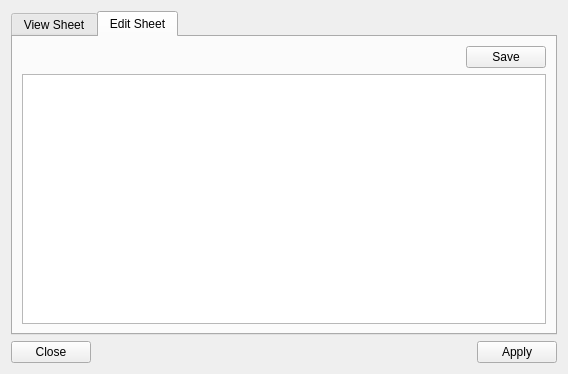
LinuxCNC/linuxcnc, file lib/python/qtvcp/widgets/style_dialog.ui: the form before one commit.
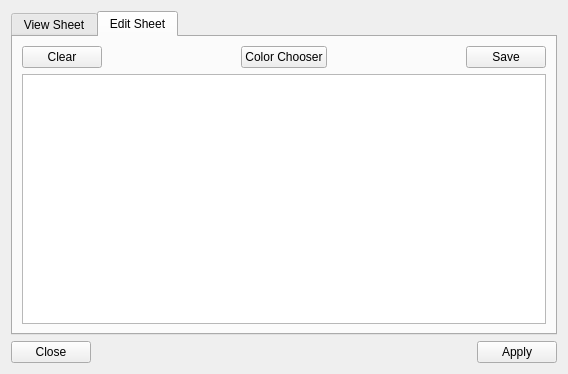
The form after the commit. The open tabs and pages were chosen to show the change.

Commit message:
qtvcp -make the stylesheet editor friendlier
add a clear and color button and ability to load an arbritary style.

Diff of the .ui file:
```diff
--- a/lib/python/qtvcp/widgets/style_dialog.ui
+++ b/lib/python/qtvcp/widgets/style_dialog.ui
@@ -77,6 +77,33 @@
       <layout class="QVBoxLayout" name="verticalLayout_3">
        <item>
         <layout class="QHBoxLayout" name="horizontalLayout_4">
+         <item>
+          <widget class="QPushButton" name="clearButton">
+           <property name="text">
+            <string>Clear</string>
+           </property>
+          </widget>
+         </item>
+         <item>
+          <spacer name="horizontalSpacer_4">
+           <property name="orientation">
+            <enum>Qt::Horizontal</enum>
+           </property>
+           <property name="sizeHint" stdset="0">
+            <size>
+             <width>40</width>
+             <height>20</height>
+            </size>
+           </property>
+          </spacer>
+         </item>
+         <item>
+          <widget class="QPushButton" name="colorButton">
+           <property name="text">
+            <string>Color Chooser</string>
+           </property>
+          </widget>
+         </item>
          <item>
           <spacer name="horizontalSpacer_3">
            <property name="orientation">
```
Left out of the diff: 9 changed lines with no effect on the pictures. The commit also changes 1 other file.
